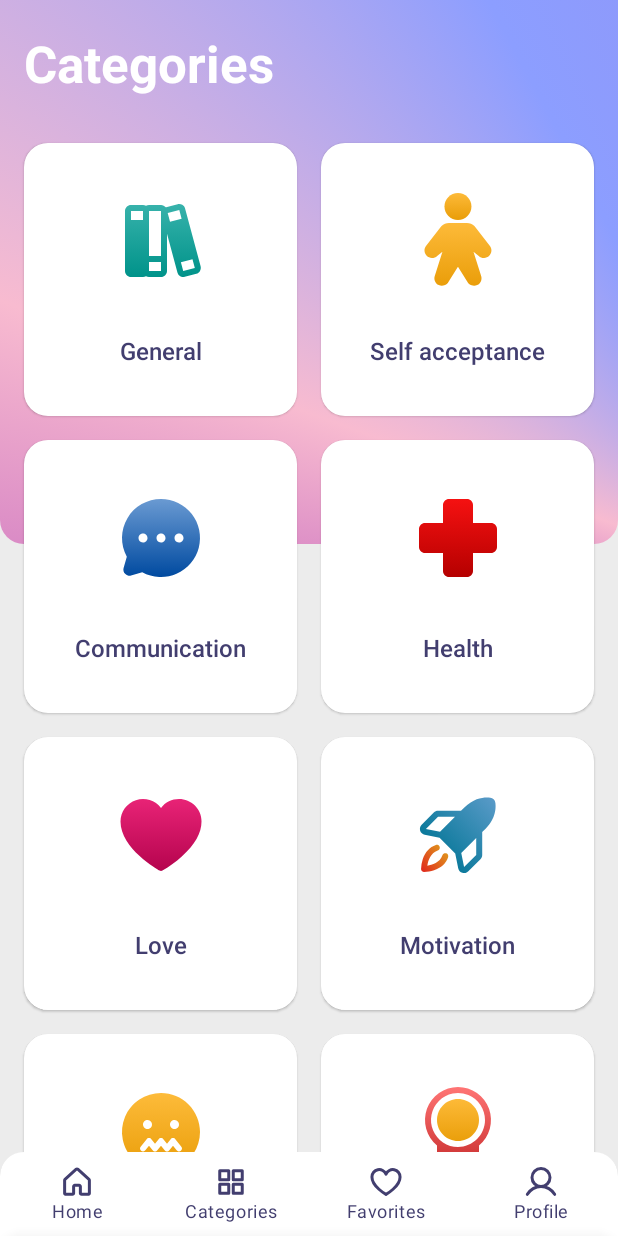
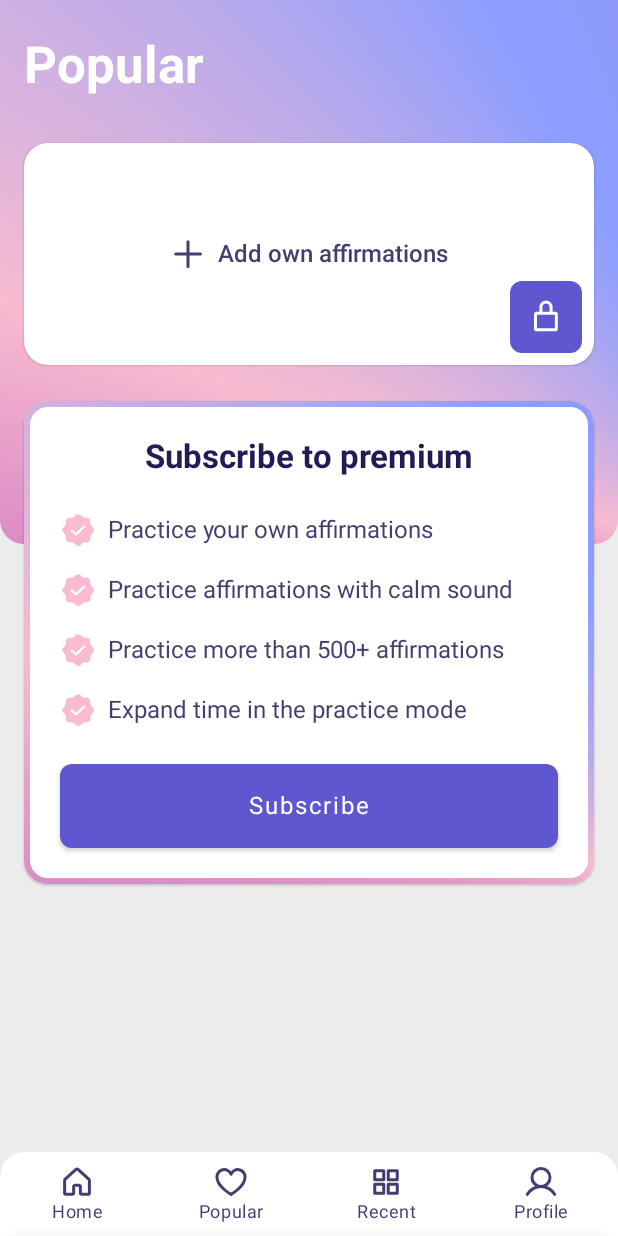
Before and after one commit to guness/lottiefiles, an Android app built with Jetpack Compose: the screen it shows after launch (MainActivity), item 2 of the bottom bar chosen, on a phone screen of 412 x 824 dp. Run offline under Robolectric (Android 15) with nearby library versions, the phone set to English and light mode, and no system bars; our stand-ins replace Dagger/Hilt's generated code, Room's generated code, Shimmer, Timber; libraries missing offline, so code that uses them is left out: com.jakewharton.retrofit2; network calls fail; pictures from the network do not load; 5 statements that could not run were skipped.

Commit message:
Renamed Screens

```diff
--- a/app/src/main/java/com/guness/lottie/core/navigation/LottieNavigation.kt
+++ b/app/src/main/java/com/guness/lottie/core/navigation/LottieNavigation.kt
@@ -8,10 +8,10 @@ import androidx.navigation.NavHostController
 import androidx.navigation.compose.NavHost
 import androidx.navigation.compose.composable
 import androidx.navigation.compose.navigation
-import com.guness.lottie.ui.activities.main.category.CategoryScreen
-import com.guness.lottie.ui.activities.main.favorite.FavoriteScreen
+import com.guness.lottie.ui.activities.main.recent.RecentScreen
 import com.guness.lottie.ui.activities.main.home.HomeScreen
 import com.guness.lottie.ui.activities.main.home.practice.PracticeScreen
+import com.guness.lottie.ui.activities.main.popular.PopularScreen
 import com.guness.lottie.ui.activities.main.profile.ProfileScreen
 import com.guness.lottie.utils.OnClick
 
@@ -31,8 +31,8 @@ internal fun LottieNavigation(
         modifier = modifier,
     ) {
         addTopLevelHome(navController, onSubscribe)
-        addTopLevelCategory(onSubscribe)
-        addTopLevelFavorite(onSubscribe)
+        addTopLevelPopular(onSubscribe)
+        addTopLevelRecent(onSubscribe)
         addTopLevelProfile(onSubscribe)
     }
 }
@@ -47,21 +47,21 @@ private fun NavGraphBuilder.addTopLevelHome(navController: NavController, onSubs
     }
 }
 
-private fun NavGraphBuilder.addTopLevelCategory(onSubscribe: OnClick) {
+private fun NavGraphBuilder.addTopLevelRecent(onSubscribe: OnClick) {
     navigation(
-        route = Screen.Category.route,
-        startDestination = LeafScreen.Category.createRoute(Screen.Category),
+        route = Screen.Recent.route,
+        startDestination = LeafScreen.Recent.createRoute(Screen.Recent),
     ) {
-        addCategory(Screen.Category, onSubscribe)
+        addRecent(Screen.Recent, onSubscribe)
     }
 }
 
-private fun NavGraphBuilder.addTopLevelFavorite(onSubscribe: OnClick) {
+private fun NavGraphBuilder.addTopLevelPopular(onSubscribe: OnClick) {
     navigation(
-        route = Screen.Favorite.route,
-        startDestination = LeafScreen.Favorite.createRoute(Screen.Favorite),
+        route = Screen.Popular.route,
+        startDestination = LeafScreen.Popular.createRoute(Screen.Popular),
     ) {
-        addFavorite(Screen.Favorite, onSubscribe)
+        addPopular(Screen.Popular, onSubscribe)
     }
 }
 
@@ -89,21 +89,21 @@ private fun NavGraphBuilder.addHome(
     }
 }
 
-private fun NavGraphBuilder.addCategory(
+private fun NavGraphBuilder.addRecent(
     root: Screen,
     onSubscribe: OnClick
 ) {
-    composable(LeafScreen.Category.createRoute(root)) {
-        CategoryScreen(onSubscribe = onSubscribe)
+    composable(LeafScreen.Recent.createRoute(root)) {
+        RecentScreen(onSubscribe = onSubscribe)
     }
 }
 
-private fun NavGraphBuilder.addFavorite(
+private fun NavGraphBuilder.addPopular(
     root: Screen,
     onSubscribe: OnClick
 ) {
-    composable(LeafScreen.Favorite.createRoute(root)) {
-        FavoriteScreen(onSubscribe = onSubscribe)
+    composable(LeafScreen.Popular.createRoute(root)) {
+        PopularScreen(onSubscribe = onSubscribe)
     }
 }
 
--- a/app/src/main/java/com/guness/lottie/core/navigation/Screen.kt
+++ b/app/src/main/java/com/guness/lottie/core/navigation/Screen.kt
@@ -5,8 +5,8 @@ package com.guness.lottie.core.navigation
  */
 sealed class Screen(val route: String) {
     object Home : Screen(route = "home")
-    object Category : Screen(route = "category")
-    object Favorite : Screen(route = "favorite")
+    object Popular : Screen(route = "popular")
+    object Recent : Screen(route = "recent")
     object Profile : Screen(route = "profile")
 }
 
@@ -14,8 +14,8 @@ sealed class LeafScreen(private val route: String) {
     fun createRoute(root: Screen) = "${root.route}/$route"
 
     object Home : LeafScreen(route = Screen.Home.route)
-    object Category : LeafScreen(route = Screen.Category.route)
-    object Favorite : LeafScreen(route = Screen.Favorite.route)
+    object Popular : LeafScreen(route = Screen.Popular.route)
+    object Recent : LeafScreen(route = Screen.Recent.route)
     object Profile : LeafScreen(route = Screen.Profile.route)
 
     object Practice : LeafScreen(route = "practice")
--- a/app/src/main/java/com/guness/lottie/ui/activities/main/BottomBarMain.kt
+++ b/app/src/main/java/com/guness/lottie/ui/activities/main/BottomBarMain.kt
@@ -25,8 +25,8 @@ import kotlinx.coroutines.launch
 
 private val items = listOf(
     BottomBarItem(Screen.Home, R.string.nav_home, R.drawable.ic_home, R.drawable.ic_home_filled),
-    BottomBarItem(Screen.Category, R.string.nav_category, R.drawable.ic_category, R.drawable.ic_category_filled),
-    BottomBarItem(Screen.Favorite, R.string.nav_favorite, R.drawable.ic_heart, R.drawable.ic_heart_filled),
+    BottomBarItem(Screen.Popular, R.string.nav_popular, R.drawable.ic_heart, R.drawable.ic_heart_filled),
+    BottomBarItem(Screen.Recent, R.string.nav_recent, R.drawable.ic_category, R.drawable.ic_category_filled),
     BottomBarItem(Screen.Profile, R.string.nav_profile, R.drawable.ic_profile, R.drawable.ic_profile_filled)
 )
 
--- a/app/src/main/java/com/guness/lottie/ui/activities/main/category/CategoryCard.kt
+++ /dev/null
@@ -1,49 +0,0 @@
-package com.guness.lottie.ui.activities.main.category
-
-import androidx.compose.foundation.Image
-import androidx.compose.foundation.clickable
-import androidx.compose.foundation.layout.*
-import androidx.compose.material.Card
-import androidx.compose.runtime.Composable
-import androidx.compose.ui.Alignment
-import androidx.compose.ui.Modifier
-import androidx.compose.ui.res.painterResource
-import androidx.compose.ui.res.stringResource
-import androidx.compose.ui.tooling.preview.Preview
-import com.guness.lottie.data.dto.Category
-import com.guness.lottie.ui.theme.Body1
-import com.guness.lottie.ui.theme.Padding
-import com.guness.lottie.ui.theme.LottieTheme
-import com.guness.lottie.utils.OnClick
-
-/**
- * Created by guness on 8.11.2021 11:59
- */
-
-@Composable
-fun CategoryCard(modifier: Modifier = Modifier, category: Category, onCategoryClick: OnClick = {}) {
-    Card(
-        modifier = modifier.aspectRatio(1f)
-    ) {
-        Column(
-            modifier = Modifier.clickable(onClick = onCategoryClick),
-            verticalArrangement = Arrangement.SpaceEvenly,
-            horizontalAlignment = Alignment.CenterHorizontally
-        ) {
-            Image(
-                painter = painterResource(id = category.icon),
-                contentDescription = stringResource(category.text),
-                modifier = Modifier.size(Padding.xxl)
-            )
-            Body1(
-                text = stringResource(category.text),
-            )
-        }
-    }
-}
-
-@Preview(widthDp = 164)
-@Composable
-private fun CardPreview() = LottieTheme {
-    CategoryCard(category = Category.COMMUNICATION)
-}
--- a/app/src/main/java/com/guness/lottie/ui/activities/main/category/CategoryScreen.kt
+++ /dev/null
@@ -1,56 +0,0 @@
-package com.guness.lottie.ui.activities.main.category
-
-import androidx.compose.foundation.background
-import androidx.compose.foundation.layout.*
-import androidx.compose.foundation.lazy.LazyColumn
-import androidx.compose.material.MaterialTheme
-import androidx.compose.runtime.Composable
-import androidx.compose.ui.Modifier
-import androidx.compose.ui.res.stringResource
-import androidx.compose.ui.tooling.preview.Preview
-import androidx.hilt.navigation.compose.hiltViewModel
-import com.guness.lottie.R
-import com.guness.lottie.ui.theme.BottomBarHeight
-import com.guness.lottie.ui.theme.LargeTitle
-import com.guness.lottie.ui.theme.LottieTheme
-import com.guness.lottie.ui.theme.Padding
-import com.guness.lottie.utils.OnClick
-import com.guness.lottie.utils.compose.items
-import com.guness.lottie.utils.widget.TopBackground
-
-@Composable
-fun CategoryScreen(onSubscribe: OnClick, viewModel: CategoryViewModel = hiltViewModel()) {
-
-    val categories = viewModel.categories
-
-    Box(
-        modifier = Modifier
-            .fillMaxSize()
-            .background(MaterialTheme.colors.background)
-    ) {
-        TopBackground()
-        LazyColumn(contentPadding = PaddingValues(bottom = BottomBarHeight)) {
-            item {
-                LargeTitle(
-                    text = stringResource(id = R.string.nav_category),
-                    modifier = Modifier
-                        .fillMaxWidth()
-                        .padding(start = Padding.s, top = Padding.m, end = Padding.xxl, bottom = Padding.m)
-                )
-            }
-            items(categories, 2) { category ->
-                CategoryCard(
-                    category = category,
-                    modifier = Modifier.padding(Padding.xs)
-                ) { onSubscribe() }
-            }
-        }
-    }
-}
-
-@Preview(showBackground = true)
-@Composable
-private fun CategoryPreview() = LottieTheme {
-
-    CategoryScreen({}, CategoryViewModel())
-}
--- a/app/src/main/java/com/guness/lottie/ui/activities/main/category/CategoryViewModel.kt
+++ /dev/null
@@ -1,15 +0,0 @@
-package com.guness.lottie.ui.activities.main.category
-
-import androidx.lifecycle.ViewModel
-import com.guness.lottie.data.dto.Category
-import dagger.hilt.android.lifecycle.HiltViewModel
-import javax.inject.Inject
-
-/**
- * Created by guness on 8.11.2021 11:42
- */
-@HiltViewModel
-class CategoryViewModel @Inject constructor() : ViewModel() {
-
-    val categories = Category.values().toList()
-}
--- a/app/src/main/java/com/guness/lottie/ui/activities/main/favorite/AddAffirmationCard.kt
+++ b/app/src/main/java/com/guness/lottie/ui/activities/main/popular/AddAffirmationCard.kt
@@ -1,4 +1,4 @@
-package com.guness.lottie.ui.activities.main.favorite
+package com.guness.lottie.ui.activities.main.popular
 
 
 import androidx.compose.foundation.clickable
--- /dev/null
+++ b/app/src/main/java/com/guness/lottie/ui/activities/main/popular/PopularScreen.kt
@@ -0,0 +1,82 @@
+package com.guness.lottie.ui.activities.main.popular
+
+import androidx.compose.foundation.background
+import androidx.compose.foundation.layout.*
+import androidx.compose.foundation.lazy.LazyColumn
+import androidx.compose.material.MaterialTheme
+import androidx.compose.runtime.Composable
+import androidx.compose.runtime.LaunchedEffect
+import androidx.compose.runtime.collectAsState
+import androidx.compose.runtime.getValue
+import androidx.compose.ui.Modifier
+import androidx.compose.ui.res.stringResource
+import androidx.compose.ui.tooling.preview.Preview
+import androidx.hilt.navigation.compose.hiltViewModel
+import com.guness.lottie.R
+import com.guness.lottie.data.dto.Animation
+import com.guness.lottie.ui.activities.main.home.PremiumCard
+import com.guness.lottie.ui.theme.BottomBarHeight
+import com.guness.lottie.ui.theme.LargeTitle
+import com.guness.lottie.ui.theme.LottieTheme
+import com.guness.lottie.ui.theme.Padding
+import com.guness.lottie.utils.OnClick
+import com.guness.lottie.utils.widget.TopBackground
+import kotlinx.coroutines.flow.Flow
+import kotlinx.coroutines.flow.emptyFlow
+
+@Composable
+fun PopularScreen(onSubscribe: OnClick, viewModel: PopularViewModel = hiltViewModel()) {
+
+    LaunchedEffect(key1 = "data") {
+        viewModel.loadData()
+    }
+    ScreenContent(onSubscribe, viewModel.popular)
+}
+
+@Composable
+private fun ScreenContent(
+    onSubscribe: OnClick,
+    _popular: Flow<List<Animation>>,
+) {
+
+    val popular by _popular.collectAsState(initial = emptyList())
+
+    val cardModifier = Modifier
+        .fillMaxWidth()
+        .padding(start = Padding.s, end = Padding.s)
+
+    Box(
+        modifier = Modifier
+            .fillMaxSize()
+            .background(MaterialTheme.colors.background)
+    ) {
+        TopBackground()
+        LazyColumn(contentPadding = PaddingValues(bottom = BottomBarHeight)) {
+            item {
+                LargeTitle(
+                    text = stringResource(id = R.string.nav_popular),
+                    modifier = Modifier
+                        .fillMaxWidth()
+                        .padding(start = Padding.s, top = Padding.m, end = Padding.xxl, bottom = Padding.m)
+                )
+            }
+            item {
+                AddAffirmationCard(
+                    modifier = cardModifier.padding(top = Padding.xs),
+                    onAddAffirmationClick = onSubscribe /*TODO*/
+                )
+            }
+
+            item {
+                PremiumCard(modifier = cardModifier.padding(top = Padding.m), onSubscribeClick = onSubscribe)
+            }
+        }
+    }
+}
+
+
+@Preview(showBackground = true)
+@Composable
+private fun PopularPreview() = LottieTheme {
+    ScreenContent({}, emptyFlow())
+}
--- /dev/null
+++ b/app/src/main/java/com/guness/lottie/ui/activities/main/popular/PopularViewModel.kt
@@ -0,0 +1,31 @@
+package com.guness.lottie.ui.activities.main.popular
+
+import androidx.lifecycle.ViewModel
+import com.guness.lottie.data.dto.Animation
+import com.guness.lottie.data.repo.AnimationRepository
+import com.guness.lottie.data.useCases.FetchPopularUseCase
+import dagger.hilt.android.lifecycle.HiltViewModel
+import kotlinx.coroutines.async
+import kotlinx.coroutines.flow.Flow
+import kotlinx.coroutines.joinAll
+import kotlinx.coroutines.supervisorScope
+import javax.inject.Inject
+
+/**
+ * Created by guness on 10.11.2021 18:41
+ */
+@HiltViewModel
+class PopularViewModel @Inject constructor(
+    private val animationRepository: AnimationRepository,
+    private val fetchPopular: FetchPopularUseCase,
+) : ViewModel() {
+
+    val popular: Flow<List<Animation>>
+        get() = animationRepository.popular
+
+    suspend fun loadData() = supervisorScope {
+        joinAll(
+            async { fetchPopular() }
+        )
+    }
+}
--- a/app/src/main/res/values/strings.xml
+++ b/app/src/main/res/values/strings.xml
@@ -2,8 +2,8 @@
     <string name="app_name">LottieFiles</string>
 
     <string name="nav_home">Home</string>
-    <string name="nav_category">Categories</string>
-    <string name="nav_favorite">Favorites</string>
+    <string name="nav_popular">Popular</string>
+    <string name="nav_recent">Recent</string>
     <string name="nav_profile">Profile</string>
 
     <string name="home_daily_practice">Daily affirmation practice</string>
```
Also changed, not shown: app/src/main/java/com/guness/lottie/ui/activities/main/favorite/FavoriteViewModel.kt (deleted, +0 -13 lines), app/src/main/java/com/guness/lottie/ui/activities/main/recent/RecentCard.kt (added, +65 -0 lines), app/src/main/java/com/guness/lottie/ui/activities/main/recent/RecentScreen.kt (renamed from app/src/main/java/com/guness/lottie/ui/activities/main/favorite/FavoriteScreen.kt, +31 -20 lines), app/src/main/java/com/guness/lottie/ui/activities/main/recent/RecentViewModel.kt (added, +31 -0 lines), app/src/main/java/com/guness/lottie/utils/widget/Shimmer.kt (renamed from app/src/main/java/com/guness/lottie/ui/activities/main/Shimmer.kt).
